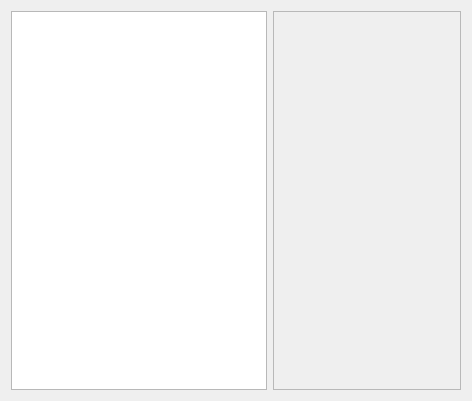
First picture: the form in Client/Plugins/Course/Implementation/Ui/JoinWhiteBoard.ui, repository freakyzoidberg/horus-edu, before the edit.
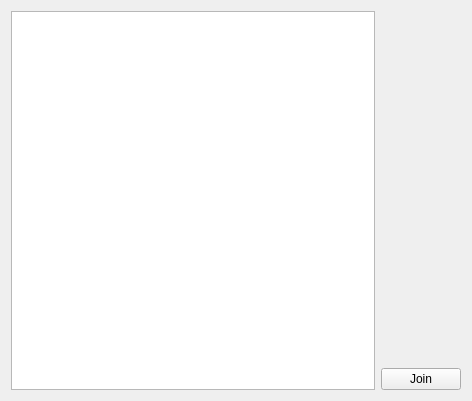
Second picture: the form after the edit.

Patch:
```diff
--- a/Client/Plugins/Course/Implementation/Ui/JoinWhiteBoard.ui
+++ b/Client/Plugins/Course/Implementation/Ui/JoinWhiteBoard.ui
@@ -18,20 +18,18 @@
     <widget class="QTreeView" name="treeView"/>
    </item>
    <item>
-    <widget class="QFrame" name="frame">
-     <property name="sizePolicy">
-      <sizepolicy hsizetype="Expanding" vsizetype="Preferred">
-       <horstretch>0</horstretch>
-       <verstretch>0</verstretch>
-      </sizepolicy>
-     </property>
-     <property name="frameShape">
-      <enum>QFrame::StyledPanel</enum>
-     </property>
-     <property name="frameShadow">
-      <enum>QFrame::Raised</enum>
-     </property>
-    </widget>
+    <layout class="QVBoxLayout" name="verticalLayout">
+     <item>
+      <widget class="QWidget" name="widget" native="true"/>
+     </item>
+     <item>
+      <widget class="QPushButton" name="button">
+       <property name="text">
+        <string>Join</string>
+       </property>
+      </widget>
+     </item>
+    </layout>
    </item>
   </layout>
  </widget>
```
